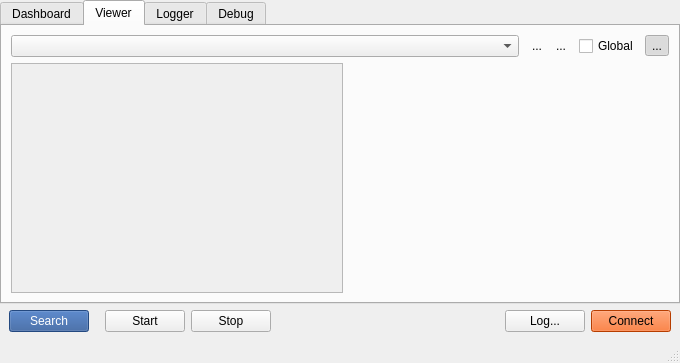
Old version of the form qkexplorerwidget.ui in the repository QkThings/qkwidget.
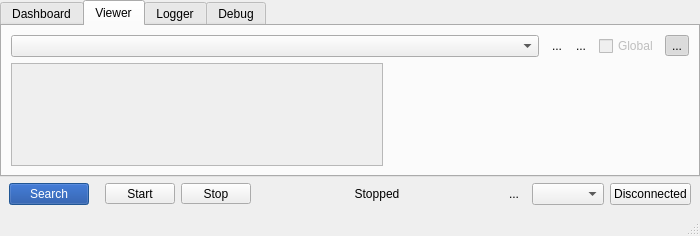
New version of the form. The open tabs and pages were chosen to show the change. Icons and pictures are not drawn. Custom widgets are drawn as their Qt base class.

Patch:
```diff
--- a/qkexplorerwidget.ui
+++ b/qkexplorerwidget.ui
@@ -6,14 +6,20 @@
    <rect>
     <x>0</x>
     <y>0</y>
-    <width>680</width>
-    <height>363</height>
+    <width>700</width>
+    <height>236</height>
    </rect>
   </property>
   <property name="windowTitle">
    <string>MainWindow</string>
   </property>
   <widget class="QWidget" name="centralwidget">
+   <property name="minimumSize">
+    <size>
+     <width>700</width>
+     <height>0</height>
+    </size>
+   </property>
    <layout class="QVBoxLayout" name="verticalLayout_11">
     <property name="leftMargin">
      <number>0</number>
@@ -264,6 +270,9 @@
           </item>
           <item>
            <widget class="QCheckBox" name="viewer_checkGlobal">
+            <property name="enabled">
+             <bool>false</bool>
+            </property>
             <property name="text">
              <string>Global</string>
             </property>
@@ -303,8 +312,8 @@
               <rect>
                <x>0</x>
                <y>0</y>
-               <width>328</width>
-               <height>197</height>
+               <width>368</width>
+               <height>70</height>
               </rect>
              </property>
              <layout class="QVBoxLayout" name="verticalLayout_12">
@@ -331,13 +340,13 @@
            <widget class="PlotSettings" name="plotSettings" native="true">
             <property name="minimumSize">
              <size>
-              <width>320</width>
+              <width>300</width>
               <height>0</height>
              </size>
             </property>
             <property name="maximumSize">
              <size>
-              <width>320</width>
+              <width>300</width>
               <height>16777215</height>
              </size>
             </property>
@@ -555,45 +564,45 @@
            <colorrole role="Button">
             <brush brushstyle="SolidPattern">
              <color alpha="255">
-              <red>42</red>
-              <green>85</green>
-              <blue>150</blue>
+              <red>13</red>
+              <green>67</green>
+              <blue>154</blue>
              </color>
             </brush>
            </colorrole>
            <colorrole role="Light">
             <brush brushstyle="SolidPattern">
              <color alpha="255">
-              <red>17</red>
-              <green>133</green>
-              <blue>224</blue>
+              <red>112</red>
+              <green>179</green>
+              <blue>255</blue>
              </color>
             </brush>
            </colorrole>
            <colorrole role="Midlight">
             <brush brushstyle="SolidPattern">
              <color alpha="255">
-              <red>52</red>
-              <green>99</green>
-              <blue>166</blue>
+              <red>79</red>
+              <green>150</green>
+              <blue>231</blue>
              </color>
             </brush>
            </colorrole>
            <colorrole role="Dark">
             <brush brushstyle="SolidPattern">
              <color alpha="255">
-              <red>234</red>
-              <green>234</green>
-              <blue>234</blue>
+              <red>240</red>
+              <green>240</green>
+              <blue>240</blue>
              </color>
             </brush>
            </colorrole>
            <colorrole role="Mid">
             <brush brushstyle="SolidPattern">
              <color alpha="255">
-              <red>34</red>
-              <green>68</green>
-              <blue>119</blue>
+              <red>46</red>
+              <green>119</green>
+              <blue>255</blue>
              </color>
             </brush>
            </colorrole>
@@ -636,27 +645,27 @@
            <colorrole role="Window">
             <brush brushstyle="SolidPattern">
              <color alpha="255">
-              <red>51</red>
-              <green>102</green>
-              <blue>179</blue>
+              <red>46</red>
+              <green>121</green>
+              <blue>207</blue>
              </color>
             </brush>
            </colorrole>
            <colorrole role="Shadow">
             <brush brushstyle="SolidPattern">
              <color alpha="255">
-              <red>0</red>
-              <green>0</green>
-              <blue>0</blue>
+              <red>245</red>
+              <green>245</green>
+              <blue>245</blue>
              </color>
             </brush>
            </colorrole>
            <colorrole role="AlternateBase">
             <brush brushstyle="SolidPattern">
              <color alpha="255">
-              <red>153</red>
-              <green>178</green>
-              <blue>217</blue>
+              <red>150</red>
+              <green>188</green>
+              <blue>231</blue>
              </color>
             </brush>
            </colorrole>
@@ -692,45 +701,45 @@
            <colorrole role="Button">
             <brush brushstyle="SolidPattern">
              <color alpha="255">
-              <red>42</red>
-              <green>85</green>
-              <blue>150</blue>
+              <red>13</red>
+              <green>67</green>
+              <blue>154</blue>
              </color>
             </brush>
            </colorrole>
            <colorrole role="Light">
             <brush brushstyle="SolidPattern">
              <color alpha="255">
-              <red>17</red>
-              <green>133</green>
-              <blue>224</blue>
+              <red>112</red>
+              <green>179</green>
+              <blue>255</blue>
              </color>
             </brush>
            </colorrole>
            <colorrole role="Midlight">
             <brush brushstyle="SolidPattern">
              <color alpha="255">
-              <red>52</red>
-              <green>99</green>
-              <blue>166</blue>
+              <red>79</red>
+              <green>150</green>
+              <blue>231</blue>
              </color>
             </brush>
            </colorrole>
            <colorrole role="Dark">
             <brush brushstyle="SolidPattern">
              <color alpha="255">
-              <red>234</red>
-              <green>234</green>
-              <blue>234</blue>
+              <red>240</red>
+              <green>240</green>
+              <blue>240</blue>
              </color>
             </brush>
            </colorrole>
            <colorrole role="Mid">
             <brush brushstyle="SolidPattern">
              <color alpha="255">
-              <red>34</red>
-              <green>68</green>
-              <blue>119</blue>
+              <red>46</red>
+              <green>119</green>
+              <blue>255</blue>
              </color>
             </brush>
            </colorrole>
@@ -773,27 +782,27 @@
            <colorrole role="Window">
             <brush brushstyle="SolidPattern">
              <color alpha="255">
-              <red>51</red>
-              <green>102</green>
-              <blue>179</blue>
+              <red>46</red>
+              <green>121</green>
+              <blue>207</blue>
              </color>
             </brush>
            </colorrole>
            <colorrole role="Shadow">
             <brush brushstyle="SolidPattern">
              <color alpha="255">
-              <red>0</red>
-              <green>0</green>
-              <blue>0</blue>
+              <red>245</red>
+              <green>245</green>
+              <blue>245</blue>
              </color>
             </brush>
            </colorrole>
            <colorrole role="AlternateBase">
             <brush brushstyle="SolidPattern">
              <color alpha="255">
-              <red>153</red>
-              <green>178</green>
-              <blue>217</blue>
+              <red>150</red>
+              <green>188</green>
+              <blue>231</blue>
              </color>
             </brush>
            </colorrole>
@@ -820,63 +829,63 @@
            <colorrole role="WindowText">
             <brush brushstyle="SolidPattern">
              <color alpha="255">
-              <red>234</red>
-              <green>234</green>
-              <blue>234</blue>
+              <red>240</red>
+              <green>240</green>
+              <blue>240</blue>
              </color>
             </brush>
            </colorrole>
            <colorrole role="Button">
             <brush brushstyle="SolidPattern">
              <color alpha="255">
-              <red>42</red>
-              <green>85</green>
-              <blue>150</blue>
+              <red>13</red>
+              <green>67</green>
+              <blue>154</blue>
              </color>
             </brush>
            </colorrole>
            <colorrole role="Light">
             <brush brushstyle="SolidPattern">
              <color alpha="255">
-              <red>17</red>
-              <green>133</green>
-              <blue>224</blue>
+              <red>112</red>
+              <green>179</green>
+              <blue>255</blue>
              </color>
             </brush>
            </colorrole>
            <colorrole role="Midlight">
             <brush brushstyle="SolidPattern">
              <color alpha="255">
-              <red>52</red>
-              <green>99</green>
-              <blue>166</blue>
+              <red>79</red>
+              <green>150</green>
+              <blue>231</blue>
              </color>
             </brush>
            </colorrole>
            <colorrole role="Dark">
             <brush brushstyle="SolidPattern">
              <color alpha="255">
-              <red>234</red>
-              <green>234</green>
-              <blue>234</blue>
+              <red>240</red>
+              <green>240</green>
+              <blue>240</blue>
              </color>
             </brush>
            </colorrole>
            <colorrole role="Mid">
             <brush brushstyle="SolidPattern">
              <color alpha="255">
-              <red>34</red>
-              <green>68</green>
-              <blue>119</blue>
+              <red>46</red>
+              <green>119</green>
+              <blue>255</blue>
              </color>
             </brush>
            </colorrole>
            <colorrole role="Text">
             <brush brushstyle="SolidPattern">
              <color alpha="255">
-              <red>234</red>
-              <green>234</green>
-              <blue>234</blue>
+              <red>240</red>
+              <green>240</green>
+              <blue>240</blue>
              </color>
             </brush>
            </colorrole>
@@ -892,45 +901,45 @@
            <colorrole role="ButtonText">
             <brush brushstyle="SolidPattern">
              <color alpha="255">
-              <red>234</red>
-              <green>234</green>
-              <blue>234</blue>
+              <red>240</red>
+              <green>240</green>
+              <blue>240</blue>
              </color>
             </brush>
            </colorrole>
            <colorrole role="Base">
             <brush brushstyle="SolidPattern">
              <color alpha="255">
-              <red>51</red>
-              <green>102</green>
-              <blue>179</blue>
+              <red>46</red>
+              <green>121</green>
+              <blue>207</blue>
              </color>
             </brush>
            </colorrole>
            <colorrole role="Window">
             <brush brushstyle="SolidPattern">
              <color alpha="255">
-              <red>51</red>
-              <green>102</green>
-              <blue>179</blue>
+              <red>46</red>
+              <green>121</green>
+              <blue>207</blue>
              </color>
             </brush>
            </colorrole>
            <colorrole role="Shadow">
             <brush brushstyle="SolidPattern">
              <color alpha="255">
-              <red>0</red>
-              <green>0</green>
-              <blue>0</blue>
+              <red>245</red>
+              <green>245</green>
+              <blue>245</blue>
              </color>
             </brush>
            </colorrole>
            <colorrole role="AlternateBase">
             <brush brushstyle="SolidPattern">
              <color alpha="255">
-              <red>51</red>
-              <green>102</green>
-              <blue>179</blue>
+              <red>46</red>
+              <green>121</green>
+              <blue>207</blue>
              </color>
             </brush>
            </colorrole>
@@ -980,17 +989,55 @@
        </spacer>
       </item>
       <item>
-       <widget class="QPushButton" name="start_button">
+       <widget class="QToolButton" name="start_button">
+        <property name="minimumSize">
+         <size>
+          <width>70</width>
+          <height>0</height>
+         </size>
+        </property>
+        <property name="maximumSize">
+         <size>
+          <width>70</width>
+          <height>16777215</height>
+         </size>
+        </property>
         <property name="text">
          <string>Start</string>
         </property>
+        <property name="icon">
+         <iconset resource="resources/icons/icons.qrc">
+          <normaloff>:/icons/play_16.png</normaloff>:/icons/play_16.png</iconset>
+        </property>
+        <property name="toolButtonStyle">
+         <enum>Qt::ToolButtonTextBesideIcon</enum>
+        </property>
        </widget>
       </item>
       <item>
-       <widget class="QPushButton" name="stop_button">
+       <widget class="QToolButton" name="stop_button">
+        <property name="minimumSize">
+         <size>
+          <width>70</width>
+          <height>0</height>
+         </size>
+        </property>
+        <property name="maximumSize">
+         <size>
+          <width>70</width>
+          <height>16777215</height>
+         </size>
+        </property>
         <property name="text">
          <string>Stop</string>
         </property>
+        <property name="icon">
+         <iconset resource="resources/icons/icons.qrc">
+          <normaloff>:/icons/stop_16.png</normaloff>:/icons/stop_16.png</iconset>
+        </property>
+        <property name="toolButtonStyle">
+         <enum>Qt::ToolButtonTextBesideIcon</enum>
+        </property>
        </widget>
       </item>
       <item>
@@ -1007,431 +1054,64 @@
        </spacer>
       </item>
       <item>
-       <widget class="QPushButton" name="log_button">
+       <widget class="QLabel" name="status_label">
+        <property name="minimumSize">
+         <size>
+          <width>60</width>
+          <height>0</height>
+         </size>
+        </property>
+        <property name="maximumSize">
+         <size>
+          <width>60</width>
+          <height>16777215</height>
+         </size>
+        </property>
         <property name="text">
-         <string>Log...</string>
+         <string>Stopped</string>
         </property>
+        <property name="scaledContents">
+         <bool>false</bool>
+        </property>
+        <property name="alignment">
+         <set>Qt::AlignCenter</set>
+        </property>
        </widget>
       </item>
       <item>
-       <widget class="QPushButton" name="connect_button">
-        <property name="palette">
-         <palette>
-          <active>
-           <colorrole role="WindowText">
-            <brush brushstyle="SolidPattern">
-             <color alpha="255">
-              <red>0</red>
-              <green>0</green>
-              <blue>0</blue>
-             </color>
-            </brush>
-           </colorrole>
-           <colorrole role="Button">
-            <brush brushstyle="SolidPattern">
-             <color alpha="255">
-              <red>255</red>
-              <green>85</green>
-              <blue>0</blue>
-             </color>
-            </brush>
-           </colorrole>
-           <colorrole role="Light">
-            <brush brushstyle="SolidPattern">
-             <color alpha="255">
-              <red>255</red>
-              <green>170</green>
-              <blue>127</blue>
-             </color>
-            </brush>
-           </colorrole>
-           <colorrole role="Midlight">
-            <brush brushstyle="SolidPattern">
-             <color alpha="255">
-              <red>255</red>
-              <green>127</green>
-              <blue>63</blue>
-             </color>
-            </brush>
-           </colorrole>
-           <colorrole role="Dark">
-            <brush brushstyle="SolidPattern">
-             <color alpha="255">
-              <red>127</red>
-              <green>42</green>
-              <blue>0</blue>
-             </color>
-            </brush>
-           </colorrole>
-           <colorrole role="Mid">
-            <brush brushstyle="SolidPattern">
-             <color alpha="255">
-              <red>170</red>
-              <green>56</green>
-              <blue>0</blue>
-             </color>
-            </brush>
-           </colorrole>
-           <colorrole role="Text">
-            <brush brushstyle="SolidPattern">
-             <color alpha="255">
-              <red>0</red>
-              <green>0</green>
-              <blue>0</blue>
-             </color>
-            </brush>
-           </colorrole>
-           <colorrole role="BrightText">
-            <brush brushstyle="SolidPattern">
-             <color alpha="255">
-              <red>255</red>
-              <green>255</green>
-              <blue>255</blue>
-             </color>
-            </brush>
-           </colorrole>
-           <colorrole role="ButtonText">
-            <brush brushstyle="SolidPattern">
-             <color alpha="255">
-              <red>0</red>
-              <green>0</green>
-              <blue>0</blue>
-             </color>
-            </brush>
-           </colorrole>
-           <colorrole role="Base">
-            <brush brushstyle="SolidPattern">
-             <color alpha="255">
-              <red>255</red>
-              <green>255</green>
-              <blue>255</blue>
-             </color>
-            </brush>
-           </colorrole>
-           <colorrole role="Window">
-            <brush brushstyle="SolidPattern">
-             <color alpha="255">
-              <red>255</red>
-              <green>85</green>
-              <blue>0</blue>
-             </color>
-            </brush>
-           </colorrole>
-           <colorrole role="Shadow">
-            <brush brushstyle="SolidPattern">
-             <color alpha="255">
-              <red>0</red>
-              <green>0</green>
-              <blue>0</blue>
-             </color>
-            </brush>
-           </colorrole>
-           <colorrole role="AlternateBase">
-            <brush brushstyle="SolidPattern">
-             <color alpha="255">
-              <red>255</red>
-              <green>170</green>
-              <blue>127</blue>
-             </color>
-            </brush>
-           </colorrole>
-           <colorrole role="ToolTipBase">
-            <brush brushstyle="SolidPattern">
-             <color alpha="255">
-              <red>255</red>
-              <green>255</green>
-              <blue>220</blue>
-             </color>
-            </brush>
-           </colorrole>
-           <colorrole role="ToolTipText">
-            <brush brushstyle="SolidPattern">
-             <color alpha="255">
-              <red>0</red>
-              <green>0</green>
-              <blue>0</blue>
-             </color>
-            </brush>
-           </colorrole>
-          </active>
-          <inactive>
-           <colorrole role="WindowText">
-            <brush brushstyle="SolidPattern">
-             <color alpha="255">
-              <red>0</red>
-              <green>0</green>
-              <blue>0</blue>
-             </color>
-            </brush>
-           </colorrole>
-           <colorrole role="Button">
-            <brush brushstyle="SolidPattern">
-             <color alpha="255">
-              <red>255</red>
-              <green>85</green>
-              <blue>0</blue>
-             </color>
-            </brush>
-           </colorrole>
-           <colorrole role="Light">
-            <brush brushstyle="SolidPattern">
-             <color alpha="255">
-              <red>255</red>
-              <green>170</green>
-              <blue>127</blue>
-             </color>
-            </brush>
-           </colorrole>
-           <colorrole role="Midlight">
-            <brush brushstyle="SolidPattern">
-             <color alpha="255">
-              <red>255</red>
-              <green>127</green>
-              <blue>63</blue>
-             </color>
-            </brush>
-           </colorrole>
-           <colorrole role="Dark">
-            <brush brushstyle="SolidPattern">
-             <color alpha="255">
-              <red>127</red>
-              <green>42</green>
-              <blue>0</blue>
-             </color>
-            </brush>
-           </colorrole>
-           <colorrole role="Mid">
-            <brush brushstyle="SolidPattern">
-             <color alpha="255">
-              <red>170</red>
-              <green>56</green>
-              <blue>0</blue>
-             </color>
-            </brush>
-           </colorrole>
-           <colorrole role="Text">
-            <brush brushstyle="SolidPattern">
-             <color alpha="255">
-              <red>0</red>
-              <green>0</green>
-              <blue>0</blue>
-             </color>
-            </brush>
-           </colorrole>
-           <colorrole role="BrightText">
-            <brush brushstyle="SolidPattern">
-             <color alpha="255">
-              <red>255</red>
-              <green>255</green>
-              <blue>255</blue>
-             </color>
-            </brush>
-           </colorrole>
-           <colorrole role="ButtonText">
-            <brush brushstyle="SolidPattern">
-             <color alpha="255">
-              <red>0</red>
-              <green>0</green>
-              <blue>0</blue>
-             </color>
-            </brush>
-           </colorrole>
-           <colorrole role="Base">
-            <brush brushstyle="SolidPattern">
-             <color alpha="255">
-              <red>255</red>
-              <green>255</green>
-              <blue>255</blue>
-             </color>
-            </brush>
-           </colorrole>
-           <colorrole role="Window">
-            <brush brushstyle="SolidPattern">
-             <color alpha="255">
-              <red>255</red>
-              <green>85</green>
-              <blue>0</blue>
-             </color>
-            </brush>
-           </colorrole>
-           <colorrole role="Shadow">
-            <brush brushstyle="SolidPattern">
-             <color alpha="255">
-              <red>0</red>
-              <green>0</green>
-              <blue>0</blue>
-             </color>
-            </brush>
-           </colorrole>
-           <colorrole role="AlternateBase">
-            <brush brushstyle="SolidPattern">
-             <color alpha="255">
-              <red>255</red>
-              <green>170</green>
-              <blue>127</blue>
-             </color>
-            </brush>
-           </colorrole>
-           <colorrole role="ToolTipBase">
-            <brush brushstyle="SolidPattern">
-             <color alpha="255">
-              <red>255</red>
-              <green>255</green>
-              <blue>220</blue>
-             </color>
-            </brush>
-           </colorrole>
-           <colorrole role="ToolTipText">
-            <brush brushstyle="SolidPattern">
-             <color alpha="255">
-              <red>0</red>
-              <green>0</green>
-              <blue>0</blue>
-             </color>
-            </brush>
-           </colorrole>
-          </inactive>
-          <disabled>
-           <colorrole role="WindowText">
-            <brush brushstyle="SolidPattern">
-             <color alpha="255">
-              <red>127</red>
-              <green>42</green>
-              <blue>0</blue>
-             </color>
-            </brush>
-           </colorrole>
-           <colorrole role="Button">
-            <brush brushstyle="SolidPattern">
-             <color alpha="255">
-              <red>255</red>
-              <green>85</green>
-              <blue>0</blue>
-             </color>
-            </brush>
-           </colorrole>
-           <colorrole role="Light">
-            <brush brushstyle="SolidPattern">
-             <color alpha="255">
-              <red>255</red>
-              <green>170</green>
-              <blue>127</blue>
-             </color>
-            </brush>
-           </colorrole>
-           <colorrole role="Midlight">
-            <brush brushstyle="SolidPattern">
-             <color alpha="255">
-              <red>255</red>
-              <green>127</green>
-              <blue>63</blue>
-             </color>
-            </brush>
-           </colorrole>
-           <colorrole role="Dark">
-            <brush brushstyle="SolidPattern">
-             <color alpha="255">
-              <red>127</red>
-              <green>42</green>
-              <blue>0</blue>
-             </color>
-            </brush>
-           </colorrole>
-           <colorrole role="Mid">
-            <brush brushstyle="SolidPattern">
-             <color alpha="255">
-              <red>170</red>
-              <green>56</green>
-              <blue>0</blue>
-             </color>
-            </brush>
-           </colorrole>
-           <colorrole role="Text">
-            <brush brushstyle="SolidPattern">
-             <color alpha="255">
-              <red>127</red>
-              <green>42</green>
-              <blue>0</blue>
-             </color>
-            </brush>
-           </colorrole>
-           <colorrole role="BrightText">
-            <brush brushstyle="SolidPattern">
-             <color alpha="255">
-              <red>255</red>
-              <green>255</green>
-              <blue>255</blue>
-             </color>
-            </brush>
-           </colorrole>
-           <colorrole role="ButtonText">
-            <brush brushstyle="SolidPattern">
-             <color alpha="255">
-              <red>127</red>
-              <green>42</green>
-              <blue>0</blue>
-             </color>
-            </brush>
-           </colorrole>
-           <colorrole role="Base">
-            <brush brushstyle="SolidPattern">
-             <color alpha="255">
-              <red>255</red>
-              <green>85</green>
-              <blue>0</blue>
-             </color>
-            </brush>
-           </colorrole>
-           <colorrole role="Window">
-            <brush brushstyle="SolidPattern">
-             <color alpha="255">
-              <red>255</red>
-              <green>85</green>
-              <blue>0</blue>
-             </color>
-            </brush>
-           </colorrole>
-           <colorrole role="Shadow">
-            <brush brushstyle="SolidPattern">
-             <color alpha="255">
-              <red>0</red>
-              <green>0</green>
-              <blue>0</blue>
-             </color>
-            </brush>
-           </colorrole>
-           <colorrole role="AlternateBase">
-            <brush brushstyle="SolidPattern">
-             <color alpha="255">
-              <red>255</red>
-              <green>85</green>
-              <blue>0</blue>
-             </color>
-            </brush>
-           </colorrole>
-           <colorrole role="ToolTipBase">
-            <brush brushstyle="SolidPattern">
-             <color alpha="255">
-              <red>255</red>
-              <green>255</green>
-              <blue>220</blue>
-             </color>
-            </brush>
-           </colorrole>
-           <colorrole role="ToolTipText">
-            <brush brushstyle="SolidPattern">
-             <color alpha="255">
-              <red>0</red>
-              <green>0</green>
-              <blue>0</blue>
-             </color>
-            </brush>
-           </colorrole>
-          </disabled>
-         </palette>
+       <spacer name="horizontalSpacer">
+        <property name="orientation">
+         <enum>Qt::Horizontal</enum>
         </property>
+        <property name="sizeHint" stdset="0">
+         <size>
+          <width>40</width>
+          <height>20</height>
+         </size>
+        </property>
+       </spacer>
+      </item>
+      <item>
+       <widget class="QToolButton" name="buttonReloadSerialPorts">
         <property name="text">
-         <string>Connect</string>
+         <string>...</string>
+        </property>
+        <property name="icon">
+         <iconset resource="resources/icons/icons.qrc">
+          <normaloff>:/icons/reload.png</normaloff>:/icons/reload.png</iconset>
+        </property>
+        <property name="autoRaise">
+         <bool>true</bool>
+        </property>
+       </widget>
+      </item>
+      <item>
+       <widget class="QComboBox" name="comboPort"/>
+      </item>
+      <item>
+       <widget class="QPushButton" name="buttonConnect">
+        <property name="text">
+         <string>Disconnected</string>
         </property>
        </widget>
       </item>
```
Left out of the diff: 20 changed lines with no effect on the pictures.
